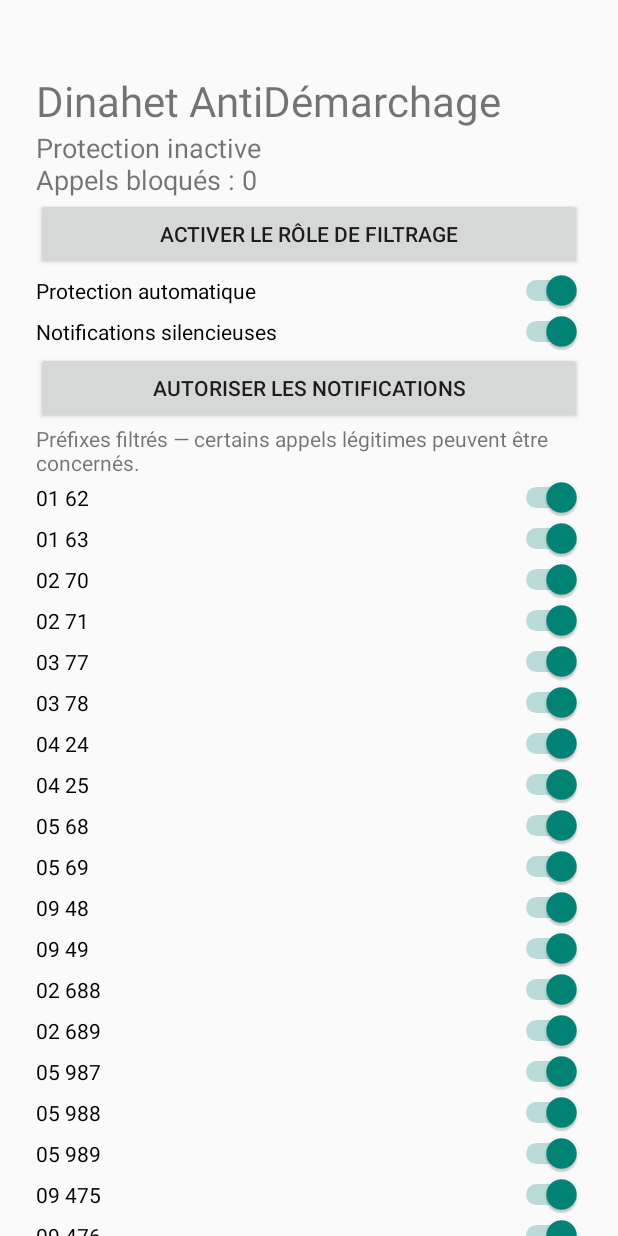
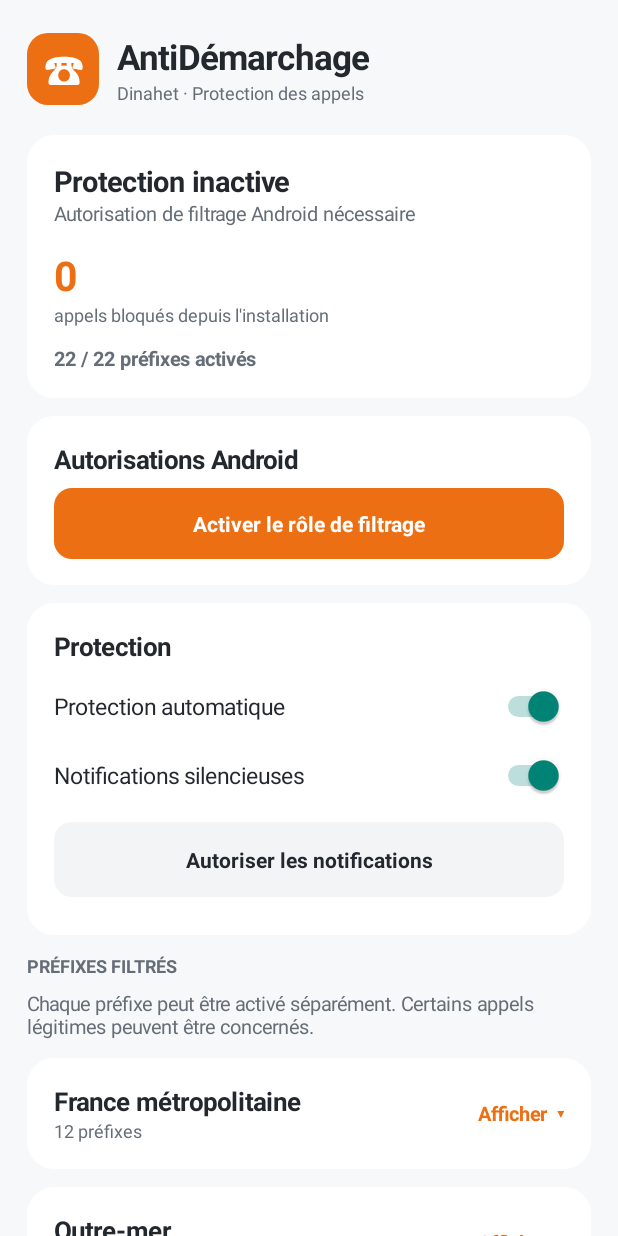
Before and after one commit to SDINAHET/anti-demarchage_android, an Android app: the screen it shows after launch (MainActivity), on a phone screen of 412 x 824 dp. Run offline under Robolectric (Android 15) with nearby library versions, the phone set to English and light mode, and no system bars.

Commit message:
feat(v2): modern dashboard with grouped prefix settings and role status

```diff
--- a/app/src/main/java/fr/antidemarchage/MainActivity.java
+++ b/app/src/main/java/fr/antidemarchage/MainActivity.java
@@ -1,36 +1,138 @@
 package fr.antidemarchage;
+
 import android.app.*;
 import android.app.role.RoleManager;
 import android.content.*;
 import android.content.pm.PackageManager;
+import android.graphics.Color;
+import android.graphics.Typeface;
+import android.graphics.drawable.GradientDrawable;
 import android.os.*;
+import android.view.*;
 import android.widget.*;
-import android.view.*;
+
+/** V2 dashboard. Screening decisions remain in AntiSpamService. */
 public class MainActivity extends Activity {
  private SharedPreferences prefs;
- private TextView status;
  private RoleManager roles;
- @Override public void onCreate(Bundle b) {
+ private TextView protectionTitle, protectionDetail, countText, prefixCount, roleButton;
+ private LinearLayout root;
+ private final int ORANGE=Color.rgb(237,111,19), INK=Color.rgb(35,40,47), MUTED=Color.rgb(101,109,119);
+ private int dp(float v){return (int)(v*getResources().getDisplayMetrics().density+0.5f);}
+ private GradientDrawable shape(int color,int radius){
+  GradientDrawable d=new GradientDrawable();d.setColor(color);d.setCornerRadius(dp(radius));return d;
+ }
+ private TextView text(String value,int sp,int color,boolean bold){
+  TextView t=new TextView(this);t.setText(value);t.setTextSize(sp);t.setTextColor(color);
+  if(bold)t.setTypeface(null,Typeface.BOLD);return t;
+ }
+ private LinearLayout vertical(){
+  LinearLayout l=new LinearLayout(this);l.setOrientation(LinearLayout.VERTICAL);return l;
+ }
+ private void gap(LinearLayout l,int height){View v=new View(this);l.addView(v,new LinearLayout.LayoutParams(1,dp(height)));}
+ private LinearLayout card(){
+  LinearLayout l=vertical();l.setPadding(dp(18),dp(17),dp(18),dp(17));
+  l.setBackground(shape(Color.WHITE,18));root.addView(l,new LinearLayout.LayoutParams(-1,-2));gap(root,12);return l;
+ }
+ private void button(LinearLayout parent,String label,Runnable action){
+  TextView b=text(label,14,INK,true);b.setGravity(Gravity.CENTER);b.setPadding(dp(12),dp(15),dp(12),dp(15));
+  b.setBackground(shape(0xFFF3F4F6,12));b.setOnClickListener(v->action.run());
+  parent.addView(b,new LinearLayout.LayoutParams(-1,-2));gap(parent,8);
+ }
+ private Switch switchRow(LinearLayout parent,String label,String key){
+  LinearLayout row=new LinearLayout(this);row.setGravity(Gravity.CENTER_VERTICAL);row.setPadding(0,dp(9),0,dp(9));
+  TextView name=text(label,15,INK,false);row.addView(name,new LinearLayout.LayoutParams(0,-2,1));
+  Switch s=new Switch(this);
+  s.setChecked(prefs.getBoolean(key,true));
+  s.setContentDescription(label);s.setOnCheckedChangeListener((v,checked)->{
+   prefs.edit().putBoolean(key,checked).apply();refresh();
+  });
+  row.addView(s);parent.addView(row,new LinearLayout.LayoutParams(-1,-2));return s;
+ }
+ private void prefixSection(String title,String description,int start,int end){
+  LinearLayout section=card();
+  LinearLayout heading=new LinearLayout(this);heading.setGravity(Gravity.CENTER_VERTICAL);
+  LinearLayout names=vertical();names.addView(text(title,17,INK,true));names.addView(text(description,12,MUTED,false));
+  heading.addView(names,new LinearLayout.LayoutParams(0,-2,1));
+  TextView arrow=text("Afficher  ▾",13,ORANGE,true);heading.addView(arrow);
+  section.addView(heading);
+  LinearLayout items=vertical();items.setVisibility(View.GONE);
+  gap(items,10);
+  for(int i=start;i<end;i++){
+   String p=PrefixFilter.PREFIXES.get(i);
+   switchRow(items,p.substring(0,2)+" "+p.substring(2),p);
+  }
+  section.addView(items);
+  heading.setContentDescription(title+", développer ou réduire");
+  heading.setFocusable(true);heading.setOnClickListener(v->{
+   boolean open=items.getVisibility()!=View.VISIBLE;
+   items.setVisibility(open?View.VISIBLE:View.GONE);
+   arrow.setText(open?"Masquer  ▴":"Afficher  ▾");
+  });
+ }
+ @Override public void onCreate(Bundle b){
   super.onCreate(b);
-  prefs=getSharedPreferences("filter",MODE_PRIVATE); roles=getSystemService(RoleManager.class);
-  ScrollView scroll=new ScrollView(this); LinearLayout root=new LinearLayout(this);
-  root.setOrientation(LinearLayout.VERTICAL); int pad=(int)(24*getResources().getDisplayMetrics().density); root.setPadding(pad,pad*2,pad,pad);
-  scroll.setFitsSystemWindows(true); scroll.addView(root); setContentView(scroll);
-  TextView title=new TextView(this); title.setText("Dinahet AntiDémarchage"); title.setTextSize(28); root.addView(title);
-  status=new TextView(this); status.setTextSize(18); root.addView(status);
-  button(root,"Activer le rôle de filtrage",()->{if(roles.isRoleAvailable(RoleManager.ROLE_CALL_SCREENING)) startActivityForResult(roles.createRequestRoleIntent(RoleManager.ROLE_CALL_SCREENING),1);});
-  toggle(root,"Protection automatique","enabled");
-  toggle(root,"Notifications silencieuses","notifications");
-  if(Build.VERSION.SDK_INT>=33) button(root,"Autoriser les notifications",()->requestPermissions(new String[]{"android.permission.POST_NOTIFICATIONS"},2));
-  TextView info=new TextView(this); info.setText("Préfixes filtrés — certains appels légitimes peuvent être concernés."); root.addView(info);
-  for(String p:PrefixFilter.PREFIXES) toggle(root,p.substring(0,2)+" "+p.substring(2),p);
-  button(root,"Masquer le raccourci (avancé)",()->new AlertDialog.Builder(this).setTitle("Attention : accès à l’application").setMessage("Si aucune notification de blocage n’arrive, tu pourrais ne plus pouvoir rouvrir facilement la configuration. Teste d’abord le filtrage sur ton téléphone. Tu pourras réactiver le raccourci via ADB ou réinstaller l’application.").setNegativeButton("Annuler",null).setPositiveButton("Masquer quand même",(d,w)->alias(false)).show());
-  button(root,"Afficher le raccourci",()->alias(true));
-  button(root,"Paramètres Android",()->startActivity(new Intent(android.provider.Settings.ACTION_APPLICATION_DETAILS_SETTINGS,android.net.Uri.parse("package:"+getPackageName()))));
+  prefs=getSharedPreferences("filter",MODE_PRIVATE);roles=getSystemService(RoleManager.class);
+  getWindow().setStatusBarColor(0xFFF7F8FA);getWindow().setNavigationBarColor(0xFFF7F8FA);
+  getWindow().getDecorView().setSystemUiVisibility(View.SYSTEM_UI_FLAG_LIGHT_STATUS_BAR|View.SYSTEM_UI_FLAG_LIGHT_NAVIGATION_BAR);
+  ScrollView scroll=new ScrollView(this);scroll.setFillViewport(true);
+  root=vertical();root.setPadding(dp(18),dp(22),dp(18),dp(24));root.setBackgroundColor(0xFFF7F8FA);
+  scroll.addView(root);setContentView(scroll);
+  LinearLayout header=new LinearLayout(this);header.setGravity(Gravity.CENTER_VERTICAL);
+  TextView logo=text("☎",26,Color.WHITE,true);logo.setGravity(Gravity.CENTER);logo.setBackground(shape(ORANGE,14));
+  header.addView(logo,new LinearLayout.LayoutParams(dp(48),dp(48)));
+  LinearLayout heading=vertical();heading.setPadding(dp(12),0,0,0);
+  heading.addView(text("AntiDémarchage",23,INK,true));heading.addView(text("Dinahet · Protection des appels",12,MUTED,false));
+  header.addView(heading);root.addView(header);gap(root,20);
+  LinearLayout overview=card();
+  protectionTitle=text("",19,INK,true);overview.addView(protectionTitle);
+  protectionDetail=text("",13,MUTED,false);overview.addView(protectionDetail);gap(overview,14);
+  countText=text("",27,ORANGE,true);overview.addView(countText);
+  overview.addView(text("appels bloqués depuis l'installation",12,MUTED,false));gap(overview,12);
+  prefixCount=text("",13,MUTED,true);overview.addView(prefixCount);
+  LinearLayout permissions=card();permissions.addView(text("Autorisations Android",17,INK,true));gap(permissions,8);
+  roleButton=text("",14,Color.WHITE,true);roleButton.setGravity(Gravity.CENTER);
+  roleButton.setPadding(dp(12),dp(14),dp(12),dp(14));roleButton.setBackground(shape(ORANGE,12));
+  roleButton.setOnClickListener(v->{
+   if(roles!=null&&roles.isRoleAvailable(RoleManager.ROLE_CALL_SCREENING))
+    startActivityForResult(roles.createRequestRoleIntent(RoleManager.ROLE_CALL_SCREENING),1);
+   else new AlertDialog.Builder(this).setMessage("Le rôle de filtrage n'est pas disponible sur cet appareil.").setPositiveButton("OK",null).show();
+  });
+  permissions.addView(roleButton);
+  LinearLayout settings=card();settings.addView(text("Protection",17,INK,true));gap(settings,6);
+  switchRow(settings,"Protection automatique","enabled");
+  switchRow(settings,"Notifications silencieuses","notifications");
+  if(Build.VERSION.SDK_INT>=33){
+   gap(settings,8);
+   button(settings,"Autoriser les notifications",()->requestPermissions(new String[]{"android.permission.POST_NOTIFICATIONS"},2));
+  }
+  root.addView(text("PRÉFIXES FILTRÉS",12,MUTED,true));gap(root,8);
+  root.addView(text("Chaque préfixe peut être activé séparément. Certains appels légitimes peuvent être concernés.",13,MUTED,false));gap(root,12);
+  prefixSection("France métropolitaine","12 préfixes",0,12);
+  prefixSection("Outre-mer","10 préfixes",12,PrefixFilter.PREFIXES.size());
+  LinearLayout advanced=card();advanced.addView(text("Réglages avancés",17,INK,true));gap(advanced,12);
+  button(advanced,"Paramètres Android",()->startActivity(new Intent(android.provider.Settings.ACTION_APPLICATION_DETAILS_SETTINGS,android.net.Uri.parse("package:"+getPackageName()))));
+  button(advanced,"Masquer le raccourci (avancé)",()->new AlertDialog.Builder(this)
+   .setTitle("Masquer le raccourci ?")
+   .setMessage("Sans icône ni notification, les réglages pourraient devenir difficiles à retrouver. Ne masque le raccourci qu'après avoir testé le filtrage.")
+   .setNegativeButton("Annuler",null).setPositiveButton("Masquer",(d,w)->alias(false)).show());
+  button(advanced,"Afficher le raccourci",()->alias(true));
+  refresh();
  }
- private void alias(boolean visible){getPackageManager().setComponentEnabledSetting(new ComponentName(this,getPackageName()+".Launcher"),visible?PackageManager.COMPONENT_ENABLED_STATE_ENABLED:PackageManager.COMPONENT_ENABLED_STATE_DISABLED,PackageManager.DONT_KILL_APP);}
- private void toggle(LinearLayout root,String label,String key){Switch s=new Switch(this);s.setText(label);s.setChecked(prefs.getBoolean(key,true));s.setOnCheckedChangeListener((v,c)->{prefs.edit().putBoolean(key,c).apply();refresh();});root.addView(s);}
- private void button(LinearLayout root,String label,Runnable action){Button b=new Button(this);b.setText(label);b.setOnClickListener(v->action.run());root.addView(b);}
- private void refresh(){if(status!=null)status.setText((roles.isRoleHeld(RoleManager.ROLE_CALL_SCREENING)&&prefs.getBoolean("enabled",true)?"Protection active":"Protection inactive")+"\nAppels bloqués : "+prefs.getInt("count",0));}
+ private void alias(boolean visible){
+  getPackageManager().setComponentEnabledSetting(new ComponentName(this,getPackageName()+".Launcher"),
+   visible?PackageManager.COMPONENT_ENABLED_STATE_ENABLED:PackageManager.COMPONENT_ENABLED_STATE_DISABLED,PackageManager.DONT_KILL_APP);
+ }
+ private void refresh(){
+  if(protectionTitle==null)return;
+  boolean granted=roles!=null&&roles.isRoleHeld(RoleManager.ROLE_CALL_SCREENING);
+  boolean enabled=prefs.getBoolean("enabled",true);
+  protectionTitle.setText(granted&&enabled?"Protection active":"Protection inactive");
+  protectionDetail.setText(!granted?"Autorisation de filtrage Android nécessaire":enabled?"Filtrage des appels entrants autorisé":"Protection désactivée dans l'application");
+  roleButton.setText(granted?"✓ Rôle de filtrage autorisé":"Activer le rôle de filtrage");
+  countText.setText(String.valueOf(prefs.getInt("count",0)));
+  int n=0;for(String p:PrefixFilter.PREFIXES)if(prefs.getBoolean(p,true))n++;
+  prefixCount.setText(n+" / "+PrefixFilter.PREFIXES.size()+" préfixes activés");
+ }
  @Override protected void onResume(){super.onResume();refresh();}
 }
```
